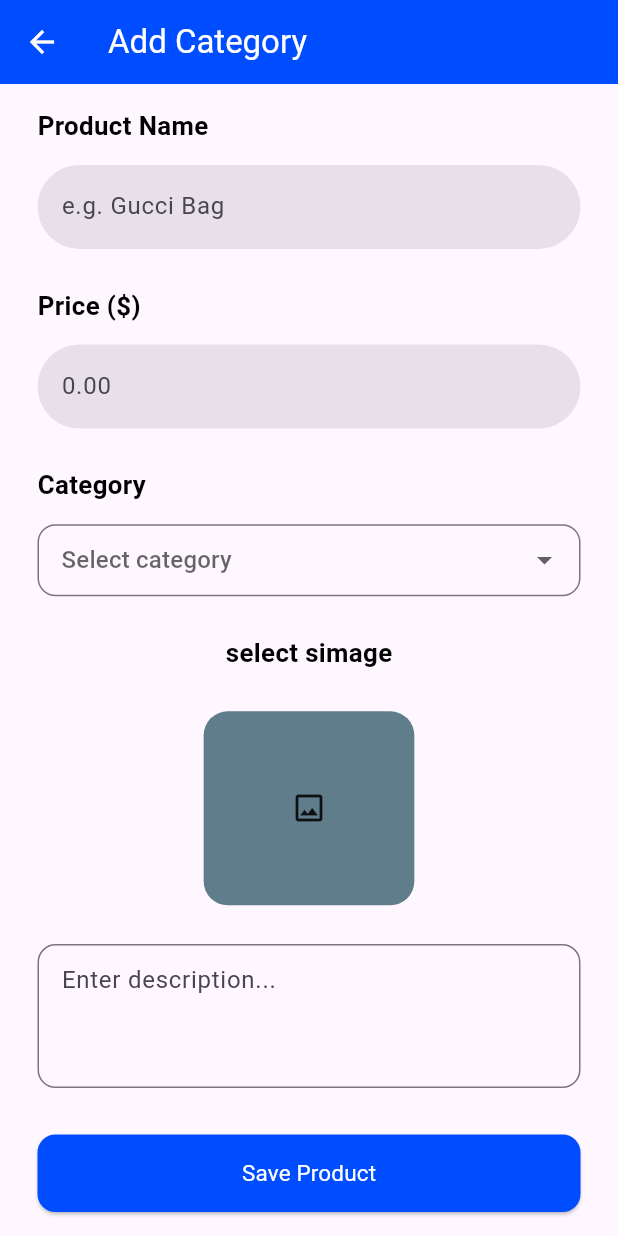
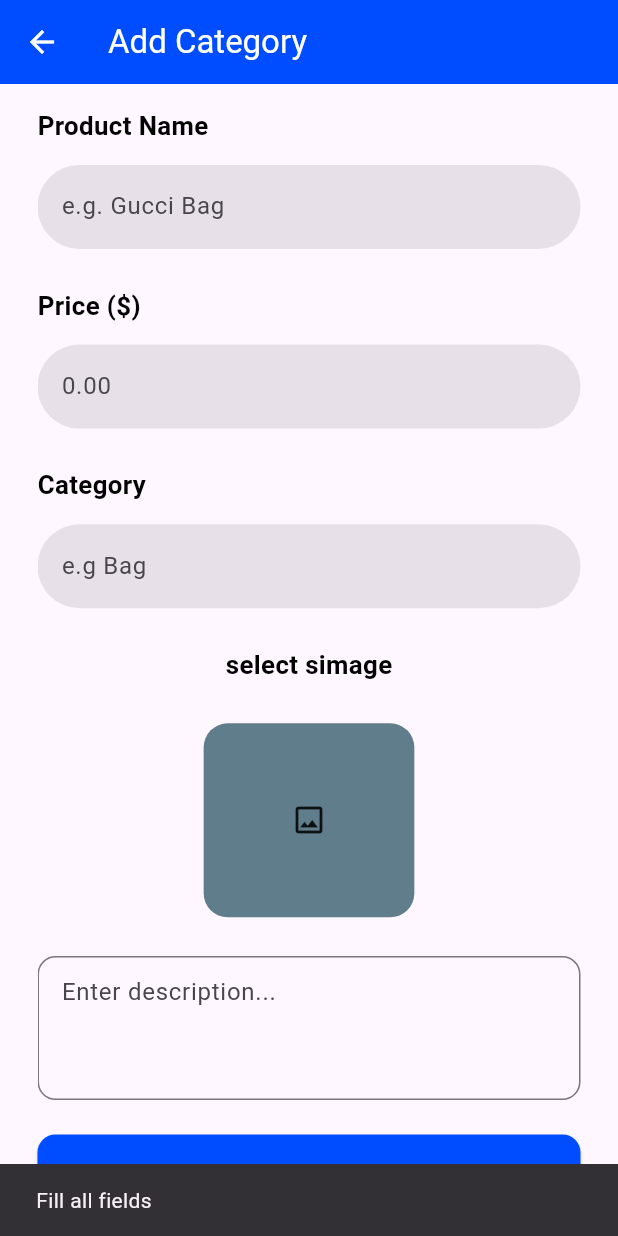
Before and after one commit to ADEDANCE/shoppe_app, a Flutter app: the AddProduct screen opened directly, after a tap on "Save Product", on a phone screen of 412 x 824 dp. Run offline on Flutter 3.47's test engine with Material 3 defaults, Android fonts, the phone set to English and light mode, and no system bars; our stand-ins replace carousel_slider, cloud_firestore, country_picker, firebase_core, flutter_custom_clippers, flutter_screenutil and 1 more; missing offline and left inert: flutter_intl_phone_field; accounts and stored records are empty.

Commit message:
Add upload to firebase logic

```diff
--- a/lib/screens/admin_side/add_product.dart
+++ b/lib/screens/admin_side/add_product.dart
@@ -1,11 +1,14 @@
+import 'dart:convert';
 import 'dart:io';
 
+import 'package:cloud_firestore/cloud_firestore.dart';
 import 'package:flutter/material.dart';
 import 'package:flutter_screenutil/flutter_screenutil.dart';
 import 'package:image_picker/image_picker.dart';
 import 'package:shoppe/screens/common_widgets/button_widget.dart';
 import 'package:shoppe/screens/common_widgets/preview_image.dart';
 import 'package:shoppe/screens/common_widgets/textfield.dart';
+import 'package:http/http.dart' as http;
 
 class AddProduct extends StatefulWidget {
   const AddProduct({super.key});
@@ -17,11 +20,99 @@ class AddProduct extends StatefulWidget {
 class _AddProductState extends State<AddProduct> {
   final TextEditingController _namecontroller = TextEditingController();
   final TextEditingController _amountcontroller = TextEditingController();
+  final TextEditingController _categorycontroller = TextEditingController();
+  final TextEditingController _descriptioncontroller = TextEditingController();
   final ImagePicker _picker = ImagePicker();
   File? _selectedImage;
   String? selectedValue;
 
   final List<String> options = ["Clothing", "Bag", "Shoe"];
+
+  Future<String> uploadToCloudinary(File image) async {
+    // Cloudinary upload endpoint
+    final url = Uri.parse(
+      "https://api.cloudinary.com/v1_1/dbiiblk01/image/upload",
+    );
+    var request = http.MultipartRequest("POST", url);
+    //permission to upload without login
+    request.fields["upload_preset"] = "shopee";
+
+    request.files.add(await http.MultipartFile.fromPath("file", image.path));
+    var response = await request.send();
+    //Converts server response into readable text
+    var responseData = await response.stream.bytesToString();
+
+    final jsonData = jsonDecode(responseData);
+
+    return jsonData["secure_url"];
+  }
+
+  void showLoadingDialog() {
+    showDialog(
+      context: context,
+      barrierDismissible: false,
+      builder: (context) {
+        return const AlertDialog(
+          content: Row(
+            children: [
+              CircularProgressIndicator(),
+              SizedBox(width: 20),
+              Text("Uploading..."),
+            ],
+          ),
+        );
+      },
+    );
+  }
+
+  void hideLoadingDialog() {
+    Navigator.of(context).pop();
+  }
+
+  Future<void> saveProduct() async {
+    if (_namecontroller.text.isEmpty ||
+        _amountcontroller.text.isEmpty ||
+        _categorycontroller.text.isEmpty ||
+        _descriptioncontroller.text.isEmpty ||
+        _selectedImage == null) {
+      ScaffoldMessenger.of(
+        context,
+      ).showSnackBar(SnackBar(content: Text("Fill all fields")));
+      return;
+    }
+    try {
+      showLoadingDialog();
+      // upload images first
+      String imageUrl = await uploadToCloudinary(_selectedImage!);
+      await FirebaseFirestore.instance.collection("products").add({
+        "name": _namecontroller.text,
+        "price": _amountcontroller.text,
+        "category": _categorycontroller.text,
+        "description": _descriptioncontroller.text,
+        "image": imageUrl,
+        "createdAt": Timestamp.now(),
+      });
+      if (!mounted) return;
+
+      ScaffoldMessenger.of(
+        context,
+      ).showSnackBar(SnackBar(content: Text("Product saved")));
+
+      setState(() {
+        _selectedImage = null;
+        _namecontroller.clear();
+        _amountcontroller.clear();
+        _categorycontroller.clear();
+        _descriptioncontroller.clear();
+        hideLoadingDialog();
+      });
+    } catch (e) {
+      ScaffoldMessenger.of(
+        context,
+      ).showSnackBar(SnackBar(content: Text("Error: $e")));
+      hideLoadingDialog();
+    }
+  }
 
   Future<void> pickImage() async {
     final XFile? image = await _picker.pickImage(source: ImageSource.gallery);
@@ -98,30 +189,11 @@ class _AddProductState extends State<AddProduct> {
                         ),
                       ),
                       SizedBox(height: 15.h),
-                      DropdownButtonFormField<String>(
-                        initialValue: selectedValue,
-                        hint: Text("Select category"),
-                        decoration: InputDecoration(
-                          border: OutlineInputBorder(
-                            borderRadius: BorderRadius.circular(12),
-                          ),
-                          contentPadding: const EdgeInsets.symmetric(
-                            horizontal: 12,
-                          ),
-                        ),
-                        items: options.map((item) {
-                          return DropdownMenuItem(
-                            value: item,
-                            child: Text(item),
-                          );
-                        }).toList(),
-                        onChanged: (value) {
-                          setState(() {
-                            selectedValue = value;
-                          });
-                        },
+
+                      Textfield(
+                        controller: _categorycontroller,
+                        hintText: "e.g Bag",
                       ),
-
                       SizedBox(height: 30.h),
                       Text(
                         _selectedImage == null ? "select simage" : "Preview",
@@ -145,6 +217,7 @@ class _AddProductState extends State<AddProduct> {
                       TextField(
                         maxLines: 5,
                         minLines: 3,
+                        controller: _descriptioncontroller,
                         keyboardType: TextInputType.multiline,
                         decoration: InputDecoration(
                           hintText: "Enter description...",
@@ -161,7 +234,7 @@ class _AddProductState extends State<AddProduct> {
               ),
               ButtonWidget(
                 text: "Save Product",
-                onPressed: () {},
+                onPressed: saveProduct,
                 color: Color(0xFF004CFF),
                 height: 60.h,
                 width: double.infinity,
```
